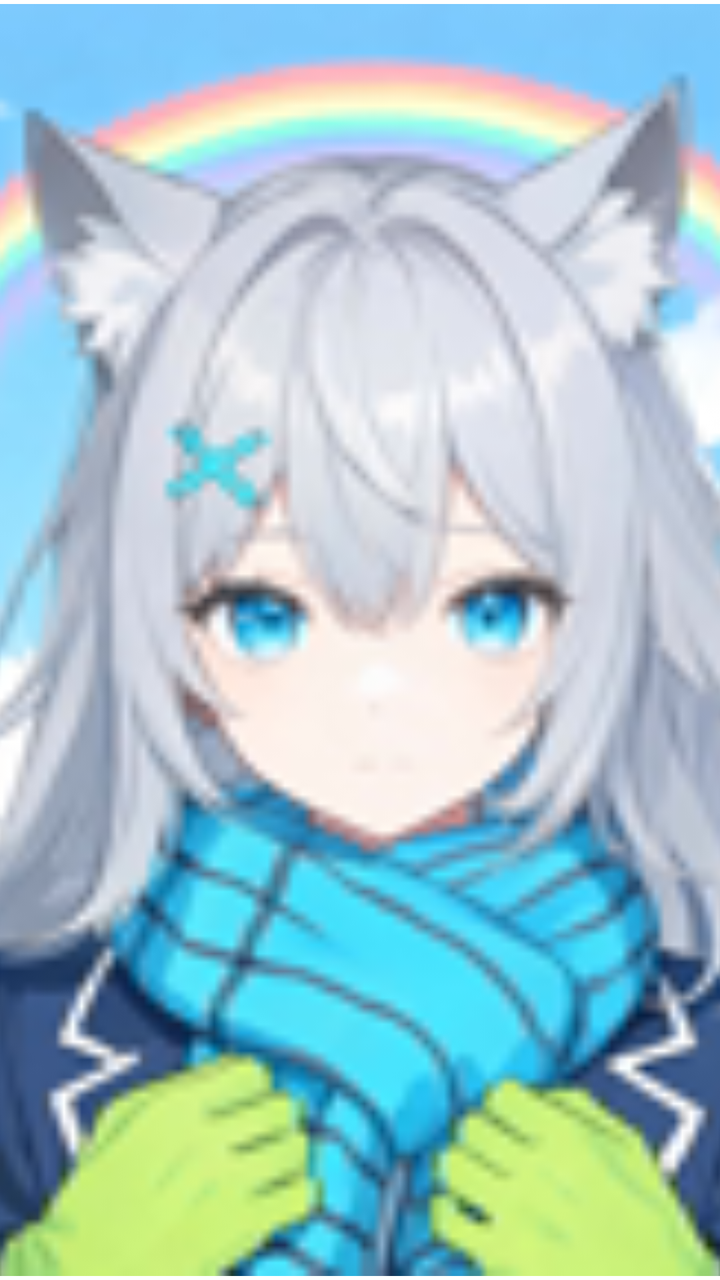
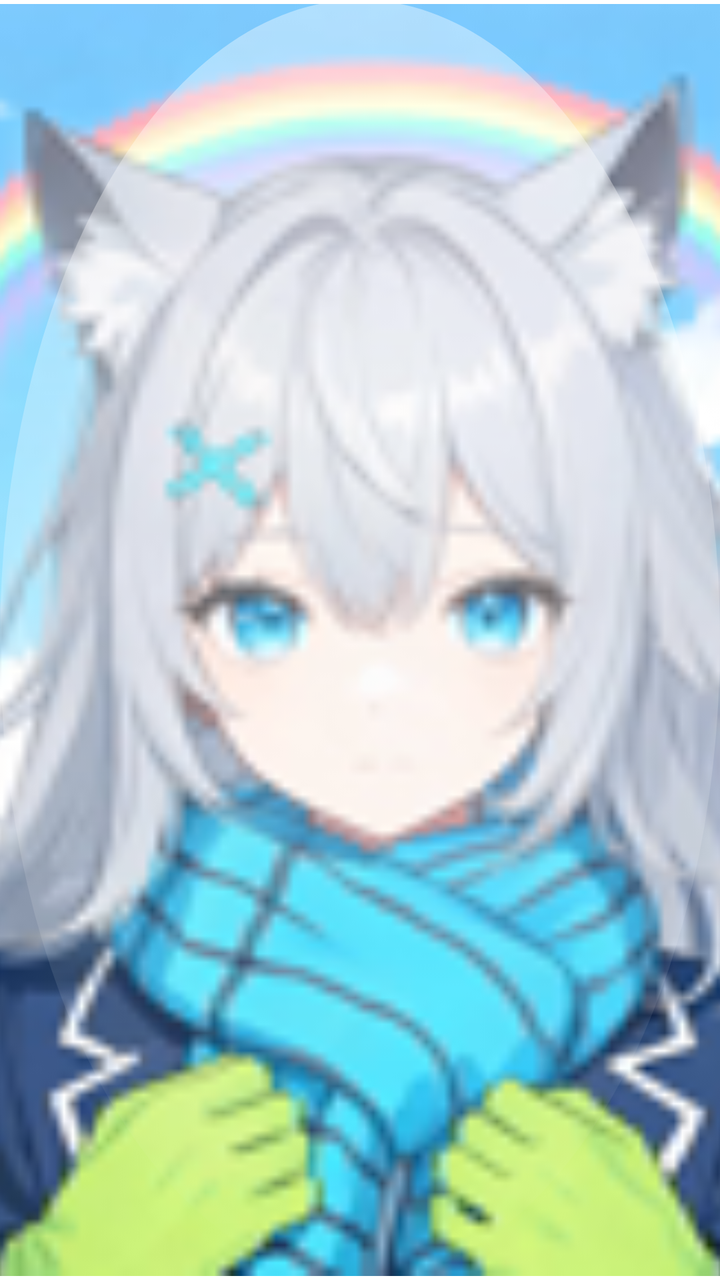

Screens rendered from an Android XML layout before and after an edit, with the pre-edit source and the edit as a unified diff.
<!-- AndroidManifest.xml: application theme Theme.WeilanBengBeng -->
<!-- res/layout/floating_ball.xml -->
<?xml version="1.0" encoding="utf-8"?>
<ImageView xmlns:android="http://schemas.android.com/apk/res/android"
    android:id="@+id/float_ball"
    android:layout_width="60dp"
    android:layout_height="60dp"
    android:src="@mipmap/ic_launcher"
    android:scaleType="centerCrop"
    android:background="@drawable/ball_circle_bg"
    android:padding="2dp"
    android:contentDescription="悬浮球" />
<!-- resources referenced by this layout -->
<resources>
  <!-- drawable ball_circle_bg (drawable) -->
  <?xml version="1.0" encoding="utf-8"?>
  <shape xmlns:android="http://schemas.android.com/apk/res/android"
      android:shape="oval">
      <solid android:color="#FFFFFF" />
      <stroke android:width="2dp" android:color="#33FFFFFF" />
  </shape>
  <!-- mipmap ic_launcher: png bitmap (mipmap-hdpi, 12670 bytes) -->
  <style name="Theme.WeilanBengBeng" parent="Theme.MaterialComponents.DayNight.NoActionBar">
          <item name="colorPrimary">@color/ios_blue</item>
          <item name="colorPrimaryVariant">@color/ios_blue_dark</item>
          <item name="colorOnPrimary">@color/ios_white</item>
          <item name="android:statusBarColor">@android:color/transparent</item>
          <item name="android:navigationBarColor">@android:color/transparent</item>
          <item name="android:windowLightStatusBar">true</item>
      </style>
  <color name="ios_blue">#0A84FF</color>
  <color name="ios_blue_dark">#0066CC</color>
  <color name="ios_white">#FFFFFF</color>
</resources>

<!-- the commit's change to res/layout/floating_ball.xml (unified diff, before → after) -->
@@ -1,10 +1,21 @@
 <?xml version="1.0" encoding="utf-8"?>
-<ImageView xmlns:android="http://schemas.android.com/apk/res/android"
-    android:id="@+id/float_ball"
+<FrameLayout xmlns:android="http://schemas.android.com/apk/res/android"
     android:layout_width="60dp"
-    android:layout_height="60dp"
-    android:src="@mipmap/ic_launcher"
-    android:scaleType="centerCrop"
-    android:background="@drawable/ball_circle_bg"
-    android:padding="2dp"
-    android:contentDescription="悬浮球" />
+    android:layout_height="60dp">
+
+    <ImageView
+        android:id="@+id/float_ball"
+        android:layout_width="match_parent"
+        android:layout_height="match_parent"
+        android:src="@mipmap/ic_launcher"
+        android:scaleType="centerCrop"
+        android:background="@drawable/ball_circle_bg"
+        android:padding="2dp"
+        android:contentDescription="悬浮球" />
+
+    
+    <View
+        android:layout_width="match_parent"
+        android:layout_height="match_parent"
+        android:background="@drawable/ball_highlight" />
+</FrameLayout>
<!-- resource entries referenced after the edit -->
@@ -4,8 +4,17 @@
   <?xml version="1.0" encoding="utf-8"?>
   <shape xmlns:android="http://schemas.android.com/apk/res/android"
       android:shape="oval">
-      <solid android:color="#FFFFFF" />
-      <stroke android:width="2dp" android:color="#33FFFFFF" />
+      <solid android:color="#E6FFFFFF" />
+      <stroke android:width="1.5dp" android:color="#80FFFFFF" />
+  </shape>
+  <!-- drawable ball_highlight (drawable) -->
+  <?xml version="1.0" encoding="utf-8"?>
+  <shape xmlns:android="http://schemas.android.com/apk/res/android"
+      android:shape="oval">
+      <gradient
+          android:startColor="#66FFFFFF"
+          android:endColor="#00FFFFFF"
+          android:angle="270" />
   </shape>
   <!-- mipmap ic_launcher: png bitmap (mipmap-hdpi, 12670 bytes) -->
   <style name="Theme.WeilanBengBeng" parent="Theme.MaterialComponents.DayNight.NoActionBar">
